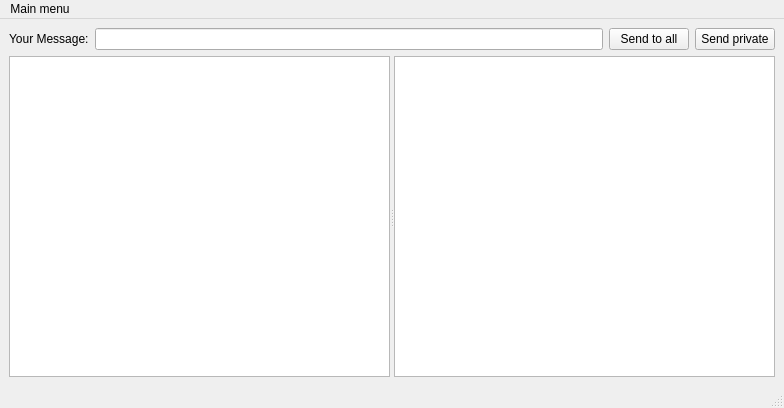
Old version of the form ChatCPP_noboost/sources/mainwindow.ui in the repository YanBatytskiy/Qt_tset.
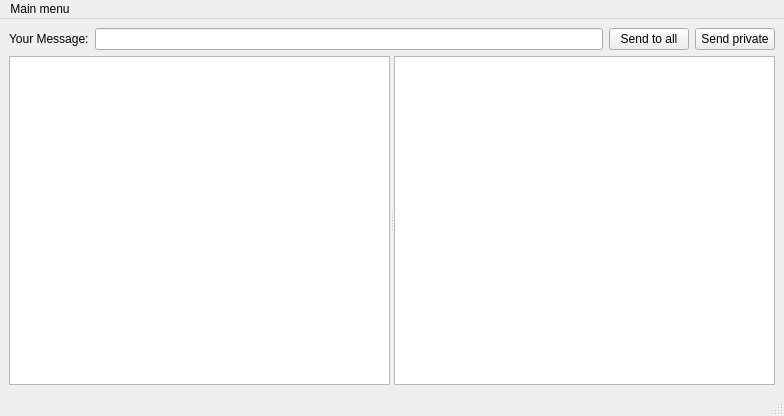
New version of the form.

What changed in the file:
```diff
--- a/ChatCPP_noboost/sources/mainwindow.ui
+++ b/ChatCPP_noboost/sources/mainwindow.ui
@@ -7,7 +7,7 @@
     <x>0</x>
     <y>0</y>
     <width>784</width>
-    <height>408</height>
+    <height>416</height>
    </rect>
   </property>
   <property name="windowTitle">
```
